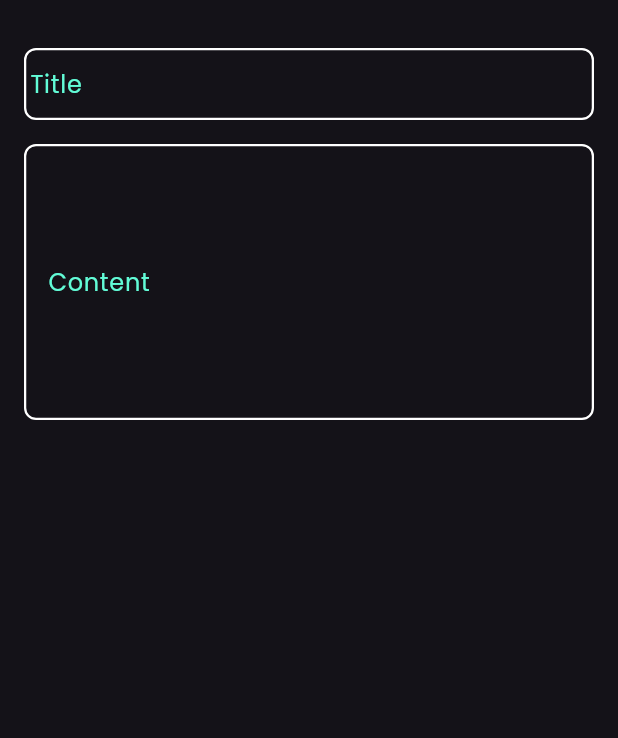
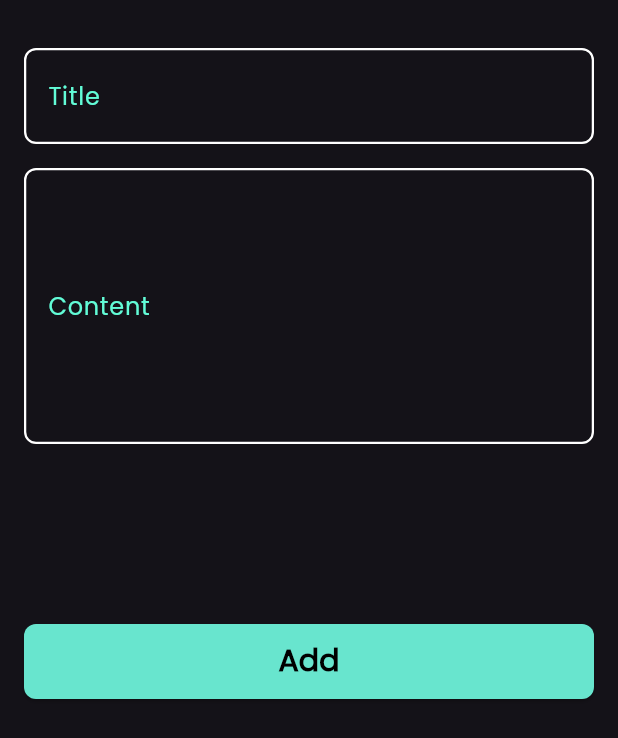
Before and after one commit to ArwaElsherif/notes_app, a Flutter app: the AddNoteBottomSheet widget shown alone on an empty page, opened directly, on a phone screen of 412 x 824 dp. Shown: the top 738 px of the screen. Run offline on Flutter 3.47's test engine with Material 3 defaults, Android fonts, the phone set to English and light mode, and no system bars; our stand-ins replace font_awesome_flutter.

Commit message:
finish custom button sheet

```diff
--- a/lib/widgets/add_note_bottom_sheet.dart
+++ b/lib/widgets/add_note_bottom_sheet.dart
@@ -1,4 +1,5 @@
 import 'package:flutter/material.dart';
+import 'package:notes_app/widgets/custom_button.dart';
 import 'package:notes_app/widgets/custom_text_field.dart';
 
 class AddNoteBottomSheet extends StatelessWidget {
@@ -19,7 +20,10 @@ class AddNoteBottomSheet extends StatelessWidget {
                 vertical: 80,
                 horizontal: 12,
               ),
+              //maxLines: 3,
             ),
+            SizedBox(height: 120),
+            CustomButton(),
           ],
         ),
       ),
--- /dev/null
+++ b/lib/widgets/custom_button.dart
@@ -0,0 +1,25 @@
+import 'package:flutter/material.dart';
+
+class CustomButton extends StatelessWidget {
+  const CustomButton({
+    super.key,
+  });
+
+  @override
+  Widget build(BuildContext context) {
+    return ElevatedButton(
+      onPressed: () {},
+      style: ElevatedButton.styleFrom(
+        backgroundColor: const Color.fromARGB(255, 104, 229, 206),
+        shape: RoundedRectangleBorder(
+          borderRadius: BorderRadius.circular(8),
+        ),
+        minimumSize: const Size(double.infinity, 50),
+      ),
+      child: const Text(
+        'Add',
+        style: TextStyle(color: Colors.black, fontSize: 20,fontWeight: FontWeight.bold),
+      ),
+    );
+  }
+}
--- a/lib/widgets/custom_text_field.dart
+++ b/lib/widgets/custom_text_field.dart
@@ -7,17 +7,23 @@ class CustomTextField extends StatelessWidget {
     super.key,
     required this.hintText,
     this.contentPadding,
+    this.maxLines = 1,
   });
  final String hintText;
  final EdgeInsets? contentPadding;
+ final int ? maxLines;
 
   @override
   Widget build(BuildContext context) {
     return TextField(
       cursorColor: kPrimaryColor,
+      maxLines: maxLines,
       decoration: InputDecoration(
        contentPadding: contentPadding ??
-             EdgeInsets.zero,
+             EdgeInsets.symmetric(
+               vertical: 20,
+               horizontal: 12,
+             ),
         hintText: hintText,
         hintStyle: const TextStyle(
           color: kPrimaryColor,
@@ -35,7 +41,9 @@ class CustomTextField extends StatelessWidget {
             width: 1.5,
           ),
           borderRadius: BorderRadius.circular(8),
+
         ),
+
       ),
     );
   }
```
